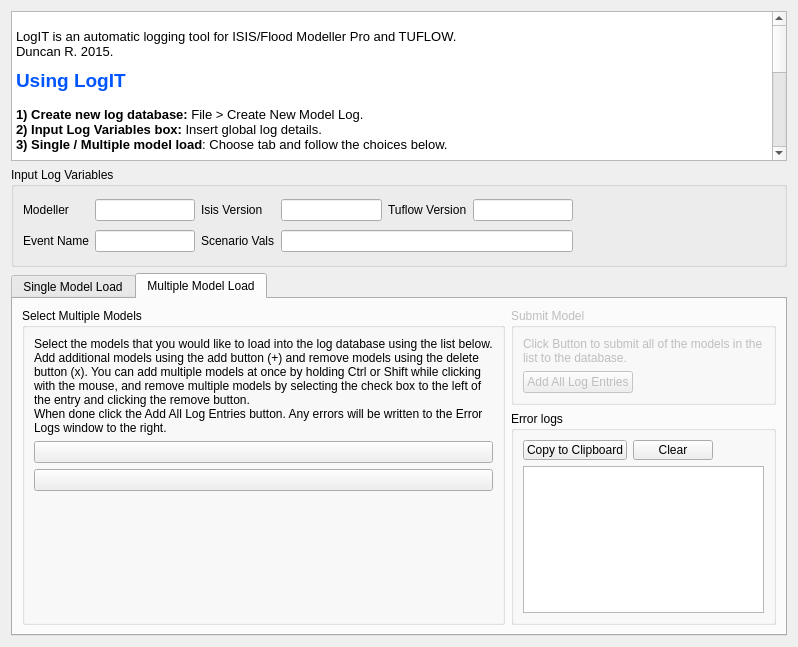
Old version of the form src/logit/newentry/NewEntry_Widget.ui in the repository ErmeviewEnvironmentalLtd/LogIT.
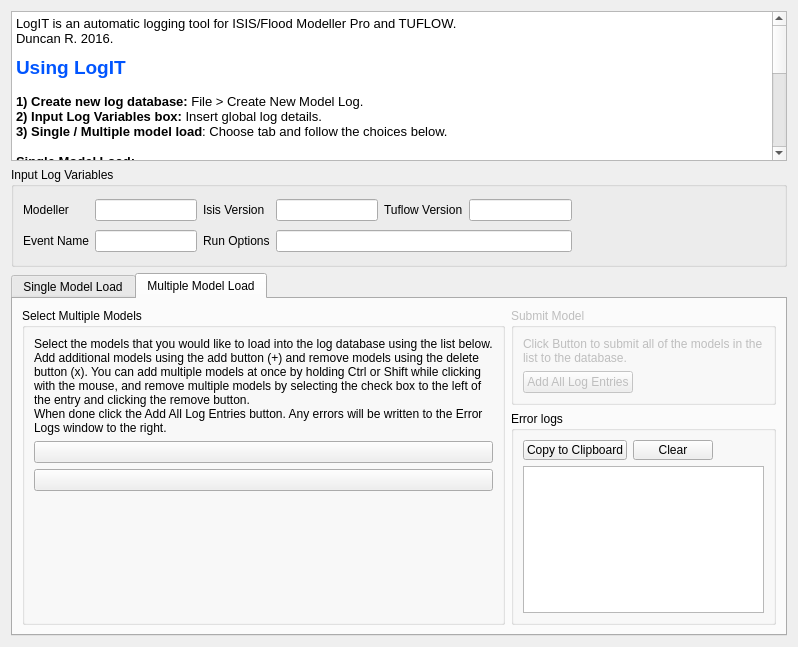
New version of the form. The open tabs and pages were chosen to show the change. Icons and pictures are not drawn.

What changed in the file:
```diff
--- a/src/logit/newentry/NewEntry_Widget.ui
+++ b/src/logit/newentry/NewEntry_Widget.ui
@@ -45,9 +45,9 @@
 &lt;html&gt;&lt;head&gt;&lt;meta name=&quot;qrichtext&quot; content=&quot;1&quot; /&gt;&lt;style type=&quot;text/css&quot;&gt;
 p, li { white-space: pre-wrap; }
 &lt;/style&gt;&lt;/head&gt;&lt;body style=&quot; font-family:'Arial'; font-size:10pt; font-weight:400; font-style:normal;&quot;&gt;
-&lt;p style=&quot; margin-top:0px; margin-bottom:0px; margin-left:0px; margin-right:0px; -qt-block-indent:0; text-indent:0px;&quot;&gt;&lt;img src=&quot;:/icons/images/Logit_Logo2_75x75.png&quot; /&gt;&lt;span style=&quot; font-family:'MS Shell Dlg 2'; font-size:8pt;&quot;&gt;  &lt;/span&gt;&lt;/p&gt;
+&lt;p style=&quot; margin-top:0px; margin-bottom:0px; margin-left:0px; margin-right:0px; -qt-block-indent:0; text-indent:0px;&quot;&gt;&lt;img src=&quot;:/icons/Logit_Logo2_75x75.png&quot; /&gt;&lt;/p&gt;
 &lt;p style=&quot; margin-top:0px; margin-bottom:0px; margin-left:0px; margin-right:0px; -qt-block-indent:0; text-indent:0px;&quot;&gt;&lt;span style=&quot; font-family:'MS Shell Dlg 2';&quot;&gt;LogIT is an automatic logging tool for ISIS/Flood Modeller Pro and TUFLOW.&lt;/span&gt;&lt;/p&gt;
-&lt;p style=&quot; margin-top:0px; margin-bottom:0px; margin-left:0px; margin-right:0px; -qt-block-indent:0; text-indent:0px;&quot;&gt;&lt;span style=&quot; font-family:'MS Shell Dlg 2';&quot;&gt;Duncan R. 2015.&lt;/span&gt;&lt;/p&gt;
+&lt;p style=&quot; margin-top:0px; margin-bottom:0px; margin-left:0px; margin-right:0px; -qt-block-indent:0; text-indent:0px;&quot;&gt;&lt;span style=&quot; font-family:'MS Shell Dlg 2';&quot;&gt;Duncan R. 2016.&lt;/span&gt;&lt;/p&gt;
 &lt;p style=&quot; margin-top:0px; margin-bottom:0px; margin-left:0px; margin-right:0px; -qt-block-indent:0; text-indent:0px;&quot;&gt;&lt;span style=&quot; font-family:'MS Shell Dlg 2'; font-size:6pt; font-weight:600; color:#ffffff;&quot;&gt;l&lt;/span&gt;&lt;/p&gt;
 &lt;p style=&quot; margin-top:0px; margin-bottom:0px; margin-left:0px; margin-right:0px; -qt-block-indent:0; text-indent:0px;&quot;&gt;&lt;span style=&quot; font-family:'MS Shell Dlg 2'; font-size:14pt; font-weight:600; color:#0055ff;&quot;&gt;Using LogIT&lt;/span&gt;&lt;span style=&quot; font-family:'MS Shell Dlg 2'; font-weight:600; color:#0055ff;&quot;&gt; &lt;/span&gt;&lt;/p&gt;
 &lt;p style=&quot;-qt-paragraph-type:empty; margin-top:0px; margin-bottom:0px; margin-left:0px; margin-right:0px; -qt-block-indent:0; text-indent:0px; font-family:'MS Shell Dlg 2'; font-weight:600;&quot;&gt;&lt;br /&gt;&lt;/p&gt;
@@ -190,7 +190,7 @@
       <item row="1" column="2">
        <widget class="QLabel" name="isisVersionLabel_2">
         <property name="text">
-         <string>Scenario Vals</string>
+         <string>Run Options</string>
         </property>
        </widget>
       </item>
```
Left out of the diff: 12 changed lines with no effect on the pictures.
